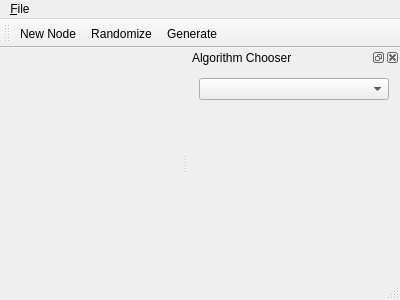
Above: visigoth/mainwindow.ui from scvalex/visigoth before the change. Below: the same form after it.
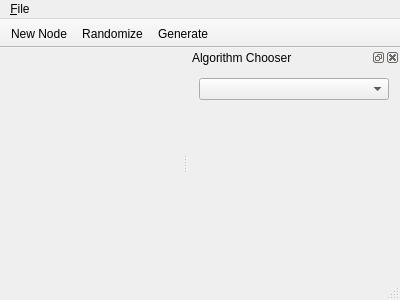
That is the form after the change.

```diff
--- a/visigoth/mainwindow.ui
+++ b/visigoth/mainwindow.ui
@@ -41,6 +41,9 @@
    <property name="windowTitle">
     <string>QuickBar</string>
    </property>
+   <property name="movable">
+    <bool>false</bool>
+   </property>
    <attribute name="toolBarArea">
     <enum>TopToolBarArea</enum>
    </attribute>
```
